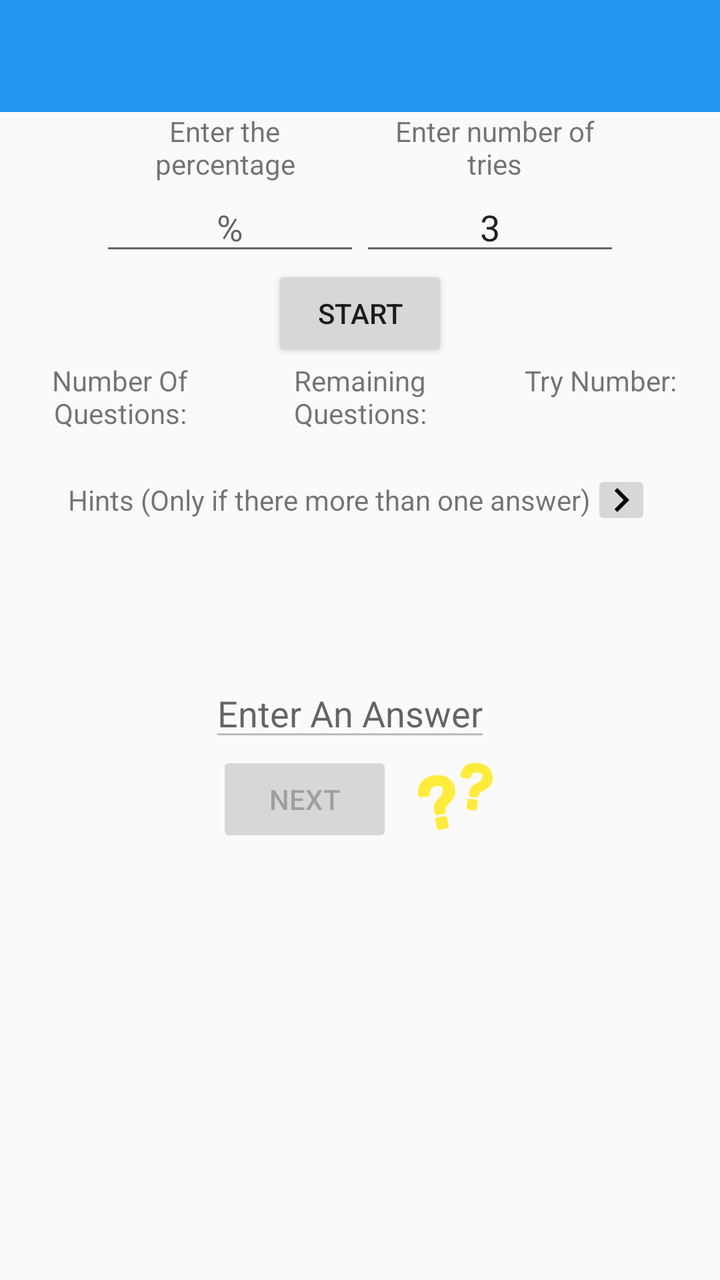
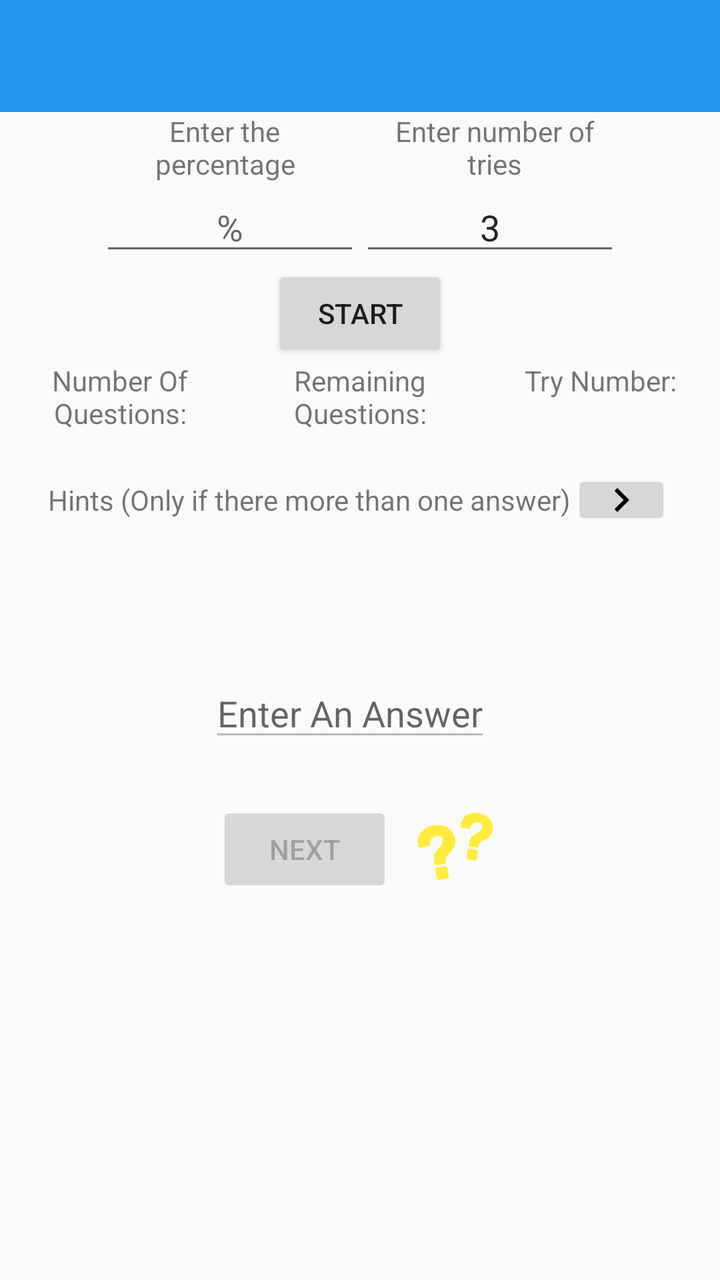

The first picture is an Android layout as it rendered before a commit; the second is the same layout after the commit. The layout source and the unified diff follow.
<!-- AndroidManifest.xml: application theme AppTheme -->
<!-- res/layout/activity_test.xml -->
<?xml version="1.0" encoding="utf-8"?>
<LinearLayout xmlns:android="http://schemas.android.com/apk/res/android"
    android:layout_width="match_parent"
    android:layout_height="match_parent"
    android:orientation="vertical">

    <android.support.v7.widget.Toolbar xmlns:app="http://schemas.android.com/apk/res-auto"
        android:id="@+id/toolbar"
        android:layout_width="fill_parent"
        android:layout_height="?attr/actionBarSize"
        android:background="?attr/colorPrimary"
        android:minHeight="?attr/actionBarSize" />

    <ScrollView
        android:layout_width="match_parent"
        android:layout_height="match_parent">


        <LinearLayout
            android:layout_width="match_parent"
            android:layout_height="wrap_content"
            android:orientation="vertical"
            >

                <TableLayout
                    android:layout_width="match_parent"
                    android:layout_height="wrap_content"
                    android:layout_gravity="center"
                    android:layout_marginLeft="50dp"
                    android:layout_marginRight="50dp">

                    <TableRow
                        android:layout_width="match_parent"
                        android:layout_height="match_parent">

                        <TextView
                            android:layout_width="0dp"
                            android:layout_height="wrap_content"
                            android:layout_marginRight="10dp"
                            android:layout_weight="1"
                            android:gravity="center"
                            android:text="@string/enter_percentage" />

                        <TextView
                            android:layout_width="0dp"
                            android:layout_height="wrap_content"
                            android:layout_weight="1"
                            android:gravity="center"
                            android:text="@string/enter_tries_number" />
                    </TableRow>

                    <TableRow
                        android:layout_width="match_parent"
                        android:layout_height="match_parent">

                        <EditText
                            android:id="@+id/enter_percent"
                            android:layout_width="0dp"
                            android:layout_height="wrap_content"
                            android:layout_weight="1"
                            android:gravity="center"
                            android:hint="@string/from_entries"
                            android:numeric="decimal"
                            android:imeOptions="flagNoExtractUi"/>

                        <EditText
                            android:id="@+id/enter_tries"
                            android:layout_width="0dp"
                            android:layout_height="wrap_content"
                            android:layout_weight="1"
                            android:gravity="center"
                            android:numeric="integer"
                            android:text="@string/default_number_of_tries"
                            android:imeOptions="flagNoExtractUi"/>
                    </TableRow>

                </TableLayout>




            <LinearLayout
                android:layout_width="wrap_content"
                android:layout_height="wrap_content"
                android:layout_gravity="center"
                android:orientation="horizontal">

            </LinearLayout>

            <Button
                android:id="@+id/start"
                android:layout_width="wrap_content"
                android:layout_height="wrap_content"
                android:layout_gravity="center"
                android:text="@string/start" />

            <TableLayout
                android:layout_width="match_parent"
                android:layout_height="wrap_content"
                android:layout_gravity="center">

                <TableRow
                    android:layout_width="match_parent"
                    android:layout_height="match_parent">

                    <TextView
                        android:layout_width="0dp"
                        android:layout_height="wrap_content"
                        android:layout_weight="1"
                        android:gravity="center"
                        android:text="@string/number_of_questions" />

                    <TextView
                        android:layout_width="0dp"
                        android:layout_height="wrap_content"
                        android:layout_weight="1"
                        android:gravity="center"
                        android:text="@string/remaining_questions" />

                    <TextView
                        android:layout_width="0dp"
                        android:layout_height="wrap_content"
                        android:layout_weight="1"
                        android:gravity="center"
                        android:text="@string/try_number" />
                </TableRow>

                <TableRow
                    android:layout_width="match_parent"
                    android:layout_height="match_parent">

                    <TextView
                        android:id="@+id/number_of_questions"
                        android:layout_width="0dp"
                        android:layout_height="wrap_content"
                        android:layout_gravity="center"
                        android:layout_weight="1"
                        android:gravity="center"
                        android:textColor="#FF0000" />

                    <TextView
                        android:id="@+id/remaining_question_counter"
                        android:layout_width="0dp"
                        android:layout_height="wrap_content"
                        android:layout_gravity="center"
                        android:layout_weight="1"
                        android:gravity="center"
                        android:textColor="#FF0000" />

                    <TextView
                        android:id="@+id/trys"
                        android:layout_width="0dp"
                        android:layout_height="wrap_content"
                        android:layout_gravity="center"
                        android:layout_weight="1"
                        android:gravity="center"
                        android:textColor="#FF0000" />

                </TableRow>

            </TableLayout>

            <TableLayout
                android:layout_width="match_parent"
                android:layout_height="wrap_content"
                android:layout_gravity="center">

                <TableRow
                    android:layout_width="match_parent"
                    android:layout_height="match_parent"
                    android:layout_gravity="center"
                    android:gravity="center">

                    <TextView
                        android:layout_width="match_parent"
                        android:layout_height="wrap_content"
                        android:layout_gravity="center"
                        android:gravity="center"
                        android:text="@string/hints" />
                    <ImageButton
                        android:id="@+id/next_hint"
                        android:layout_width="30dp"
                        android:layout_height="30dp"
                        android:src="@drawable/ic_navigate_next_black_24dp"
                        />
                </TableRow>

                <TableRow
                    android:layout_width="match_parent"
                    android:layout_height="match_parent"
                    android:layout_gravity="center"
                    android:gravity="center">

                    <TextView
                        android:id="@+id/hint_if_there_is_more_than_one_answer"
                        android:layout_width="match_parent"
                        android:layout_height="wrap_content"
                        android:layout_gravity="center"
                        android:gravity="center" />


                </TableRow>

            </TableLayout>
            

            <LinearLayout
                android:layout_width="match_parent"
                android:layout_height="wrap_content"
                android:layout_gravity="center"
                android:orientation="vertical">

                

                <TextView
                    android:id="@+id/display_question"
                    android:layout_width="match_parent"
                    android:layout_height="wrap_content"
                    android:layout_marginTop="10dp"
                    android:gravity="center"
                    android:minLines="1"
                    android:scrollbarAlwaysDrawVerticalTrack="true"
                    android:textSize="30sp" />


            </LinearLayout>

            

            <LinearLayout
                android:layout_width="wrap_content"
                android:layout_height="wrap_content"
                android:layout_gravity="center"
                android:orientation="horizontal">

                <EditText
                    android:id="@+id/enter_answer"
                    android:layout_width="0dp"
                    android:layout_height="wrap_content"
                    android:layout_gravity="center"
                    android:layout_marginRight="10dp"
                    android:layout_weight="1"
                    android:hint="@string/enter_an_answer"
                    android:minLines="1"
                    android:enabled="false"
                    android:scrollbarAlwaysDrawVerticalTrack="true"
                    android:imeOptions="flagNoExtractUi"/>

                

            </LinearLayout>

            <LinearLayout
                android:layout_width="wrap_content"
                android:layout_height="wrap_content"
                android:layout_gravity="center"
                android:orientation="horizontal">

                <Button
                    android:id="@+id/next"
                    android:layout_width="wrap_content"
                    android:layout_height="wrap_content"
                    android:layout_gravity="center"
                    android:layout_marginEnd="10dp"
                    android:layout_marginRight="10dp"
                    android:enabled="false"
                    android:text="@string/next" />
                <ImageView
                    android:id="@+id/image_result"
                    android:layout_width="45dp"
                    android:layout_height="45dp"
                    android:layout_gravity="center"
                    android:src="@drawable/ic_question_marks" />
            </LinearLayout>

        </LinearLayout>
    </ScrollView>

</LinearLayout>
<!-- resources referenced by this layout -->
<resources>
  <!-- drawable ic_navigate_next_black_24dp: png bitmap (drawable-hdpi, 128 bytes) -->
  <!-- drawable ic_question_marks: png bitmap (drawable-hdpi, 3010 bytes) -->
  <string name="default_number_of_tries">3</string>
  <string name="enter_an_answer">Enter An Answer</string>
  <string name="enter_percentage">Enter the percentage</string>
  <string name="enter_tries_number">Enter number of tries</string>
  <string name="from_entries">%</string>
  <string name="hints">Hints (Only if there more than one answer)</string>
  <string name="next">Next</string>
  <string name="number_of_questions">Number Of Questions:</string>
  <string name="remaining_questions">Remaining Questions:</string>
  <string name="start">Start</string>
  <string name="try_number">Try Number:</string>
  <style name="AppTheme" parent="MyTheme.Base">
      </style>
  <style name="MyTheme.Base" parent="Theme.AppCompat.Light.DarkActionBar">
          <item name="windowNoTitle">true</item>
          <item name="windowActionBar">false</item>
          <item name="colorPrimary">#2196F3</item>
          <item name="colorPrimaryDark">#1976D2</item>
          <item name="colorAccent">#FF4081</item>
      </style>
</resources>

<!-- the commit's change to res/layout/activity_test.xml (unified diff, before → after) -->
@@ -179,7 +179,7 @@
                         android:text="@string/hints" />
                     <ImageButton
                         android:id="@+id/next_hint"
-                        android:layout_width="30dp"
+                        android:layout_width="50dp"
                         android:layout_height="30dp"
                         android:src="@drawable/ic_navigate_next_black_24dp"
                         />
@@ -231,7 +231,8 @@
                 android:layout_width="wrap_content"
                 android:layout_height="wrap_content"
                 android:layout_gravity="center"
-                android:orientation="horizontal">
+                android:orientation="horizontal"
+                android:layout_marginBottom="25dp">
 
                 <EditText
                     android:id="@+id/enter_answer"
